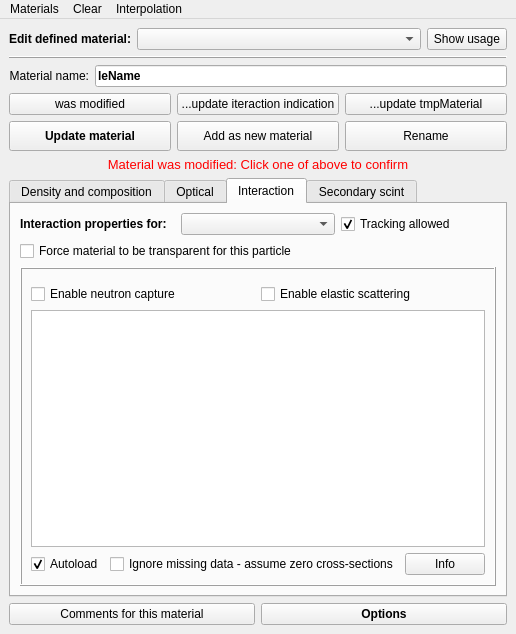
Before: the Qt Designer form src/gui/materialinspectorwindow.ui in andrmor/ANTS2, drawn with Qt 5.
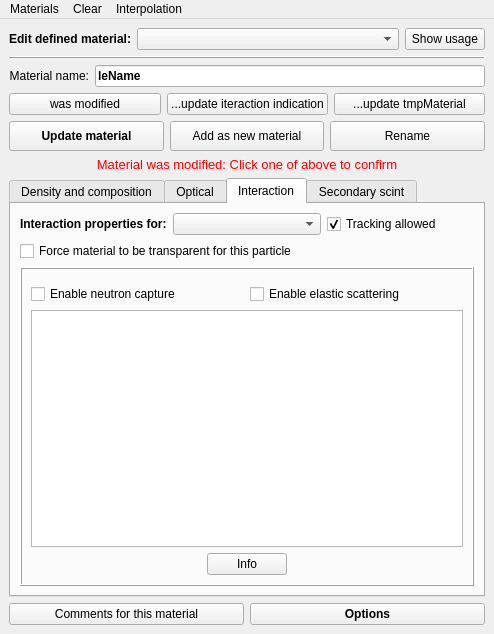
After: the same form once the commit is applied. The open tabs and pages were chosen to show the change.

What changed in the file:
```diff
--- a/src/gui/materialinspectorwindow.ui
+++ b/src/gui/materialinspectorwindow.ui
@@ -2184,21 +2184,17 @@
                    <item>
                     <layout class="QHBoxLayout" name="horizontalLayout_11">
                      <item>
-                      <widget class="QCheckBox" name="cbNeutronAutoload">
-                       <property name="text">
-                        <string>Autoload</string>
+                      <spacer name="horizontalSpacer_7">
+                       <property name="orientation">
+                        <enum>Qt::Horizontal</enum>
                        </property>
-                       <property name="checked">
-                        <bool>true</bool>
+                       <property name="sizeHint" stdset="0">
+                        <size>
+                         <width>40</width>
+                         <height>20</height>
+                        </size>
                        </property>
-                      </widget>
-                     </item>
-                     <item>
-                      <widget class="QCheckBox" name="cbIgnoreMissingNeutronData">
-                       <property name="text">
-                        <string>Ignore missing data - assume zero cross-sections</string>
-                       </property>
-                      </widget>
+                      </spacer>
                      </item>
                      <item>
                       <widget class="QPushButton" name="pbShowStatisticsOnElastic">
@@ -2207,6 +2203,19 @@
                        </property>
                       </widget>
                      </item>
+                     <item>
+                      <spacer name="horizontalSpacer_8">
+                       <property name="orientation">
+                        <enum>Qt::Horizontal</enum>
+                       </property>
+                       <property name="sizeHint" stdset="0">
+                        <size>
+                         <width>40</width>
+                         <height>20</height>
+                        </size>
+                       </property>
+                      </spacer>
+                     </item>
                     </layout>
                    </item>
                   </layout>
```
Left out of the diff: 270 changed lines with no effect on the pictures.
